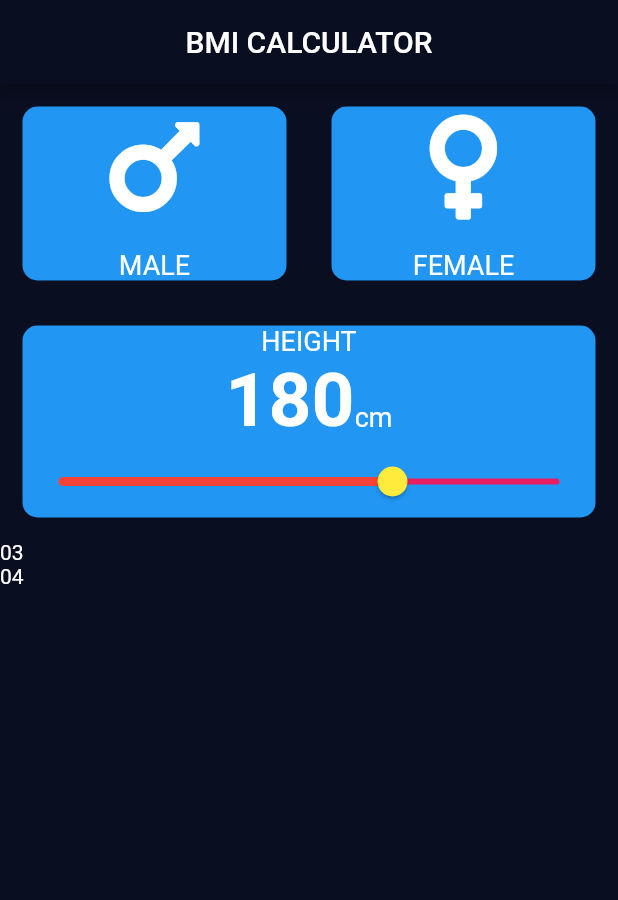
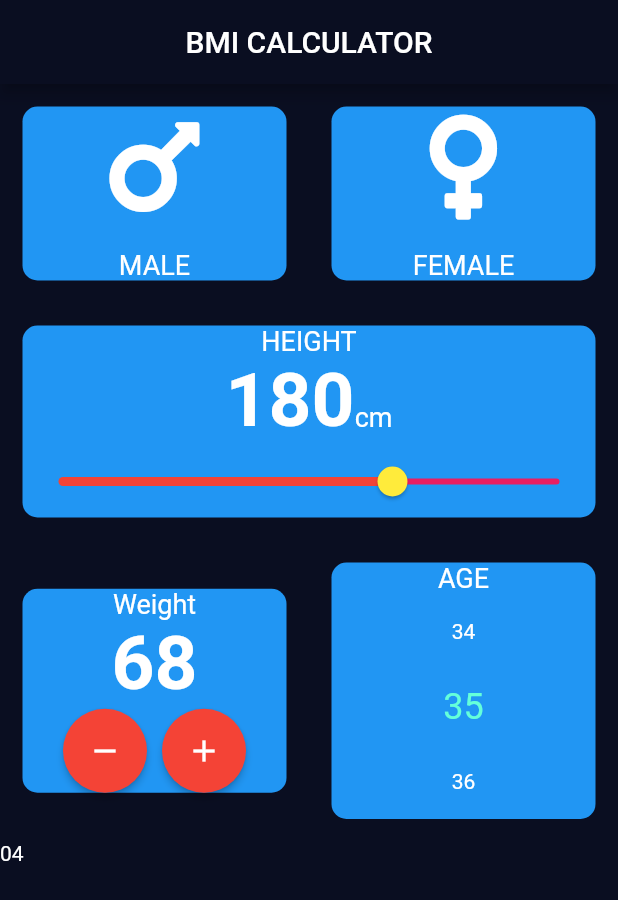
Before and after one commit to seidlmatus/it-academy-flutter, a Flutter app: the screen it shows after launch, on a phone screen of 412 x 824 dp. Shown: the top 900 px of the screen. Run offline on Flutter 3.47's test engine with Material 2 defaults, Android fonts, the phone set to English and light mode, and no system bars; drawn by our look-alikes of numberpicker; our stand-ins replace font_awesome_flutter.

Commit message:
add weight & numberpicker

```diff
--- a/lib/main.dart
+++ b/lib/main.dart
@@ -1,5 +1,6 @@
 import 'package:flutter/material.dart';
 import 'package:font_awesome_flutter/font_awesome_flutter.dart';
+import 'package:numberpicker/numberpicker.dart';
 import 'package:untitled1/reusable_card.dart';
 
 import 'icon_content.dart';
@@ -19,6 +20,7 @@ class BMICalculator extends StatefulWidget {
 
 class _BMICalculator extends State<StatefulWidget> {
   int height = 180;
+  int age = 35;
   Gender? selectedGender;
 
   @override
@@ -39,7 +41,7 @@ class _BMICalculator extends State<StatefulWidget> {
               children: [
                 Expanded(
                   child: ReusableCard(
-                    onPress: () => setState(() => selectedGender = Gender.male ),
+                    onPress: () => setState(() => selectedGender = Gender.male),
                     color: selectedGender == Gender.male
                         ? Colors.blue.shade800
                         : Colors.blue,
@@ -52,7 +54,7 @@ class _BMICalculator extends State<StatefulWidget> {
                 Expanded(
                   child: ReusableCard(
                     onPress: () =>
-                        setState(() => selectedGender = Gender.female ),
+                        setState(() => selectedGender = Gender.female),
                     color: selectedGender == Gender.female
                         ? Colors.blue.shade800
                         : Colors.blue,
@@ -65,7 +67,7 @@ class _BMICalculator extends State<StatefulWidget> {
               ],
             ),
             ReusableCard(
-              onPress: ()=>{},
+              onPress: () => {},
               contentChild: Column(
                 children: [
                   Text(
@@ -112,8 +114,71 @@ class _BMICalculator extends State<StatefulWidget> {
                     ),
                   ),
                 ],
-            )),
-            Text('03'),
+              ),
+            ),
+            Row(
+              children: [
+                Expanded(
+                  child: ReusableCard(
+                    contentChild: Column(
+                      mainAxisAlignment: MainAxisAlignment.center,
+                      children: [
+                        Text(
+                          'Weight',
+                          style: TextStyle(fontSize: 18, color: Colors.white),
+                        ),
+                        Text(
+                          '68',
+                          style: TextStyle(
+                              fontSize: 50,
+                              color: Colors.white,
+                              fontWeight: FontWeight.bold),
+                        ),
+                        Row(
+                          mainAxisAlignment: MainAxisAlignment.center,
+                          children: [
+                            RoundedIconButton(
+                              icon: Icons.remove,
+                              onPress: () => {},
+                            ),
+                            SizedBox(width: 10),
+                            RoundedIconButton(
+                              icon: Icons.add,
+                              onPress: () => {},
+                            )
+                          ],
+                        )
+                      ],
+                    ),
+                    onPress: () {
+                      print("click");
+                    },
+                  ),
+                ),
+                Expanded(
+                  child: ReusableCard(
+                    contentChild: Column(
+                      children: [
+                        Text(
+                          'age'.toUpperCase(),
+                          style: TextStyle(fontSize: 18, color: Colors.white),
+                        ),
+                        NumberPicker(
+                          minValue: 10,
+                          maxValue: 80,
+                          value: age,
+                          onChanged: (value) =>
+                              setState(() => age = value),
+                        )
+                      ],
+                    ),
+                    onPress: () {
+                      print("click");
+                    },
+                  ),
+                ),
+              ],
+            ),
             Text('04'),
           ],
         ),
@@ -121,3 +186,25 @@ class _BMICalculator extends State<StatefulWidget> {
     );
   }
 }
+
+class RoundedIconButton extends StatelessWidget {
+  final IconData icon;
+  final VoidCallback onPress;
+
+  const RoundedIconButton({
+    Key? key,
+    required this.icon,
+    required this.onPress,
+  }) : super(key: key);
+
+  @override
+  Widget build(BuildContext context) {
+    return RawMaterialButton(
+      onPressed: onPress,
+      child: Icon(icon),
+      fillColor: Colors.red,
+      constraints: BoxConstraints.tightFor(width: 56.0, height: 56.0),
+      shape: CircleBorder(),
+    );
+  }
+}
--- a/lib/reusable_card.dart
+++ b/lib/reusable_card.dart
@@ -21,6 +21,7 @@ class ReusableCard extends StatelessWidget {
         margin: EdgeInsets.all(15),
         decoration: BoxDecoration(
           color: color,
+
           borderRadius: BorderRadius.circular(10),
         ),
       ),
--- a/pubspec.yaml
+++ b/pubspec.yaml
@@ -24,6 +24,7 @@ dependencies:
   flutter:
     sdk: flutter
   font_awesome_flutter: ^9.1.0
+  numberpicker: ^2.1.1
 
 
   # The following adds the Cupertino Icons font to your application.
```
Also changed, not shown: pubspec.lock. Lines whose indentation alone changed are shown as unchanged.
